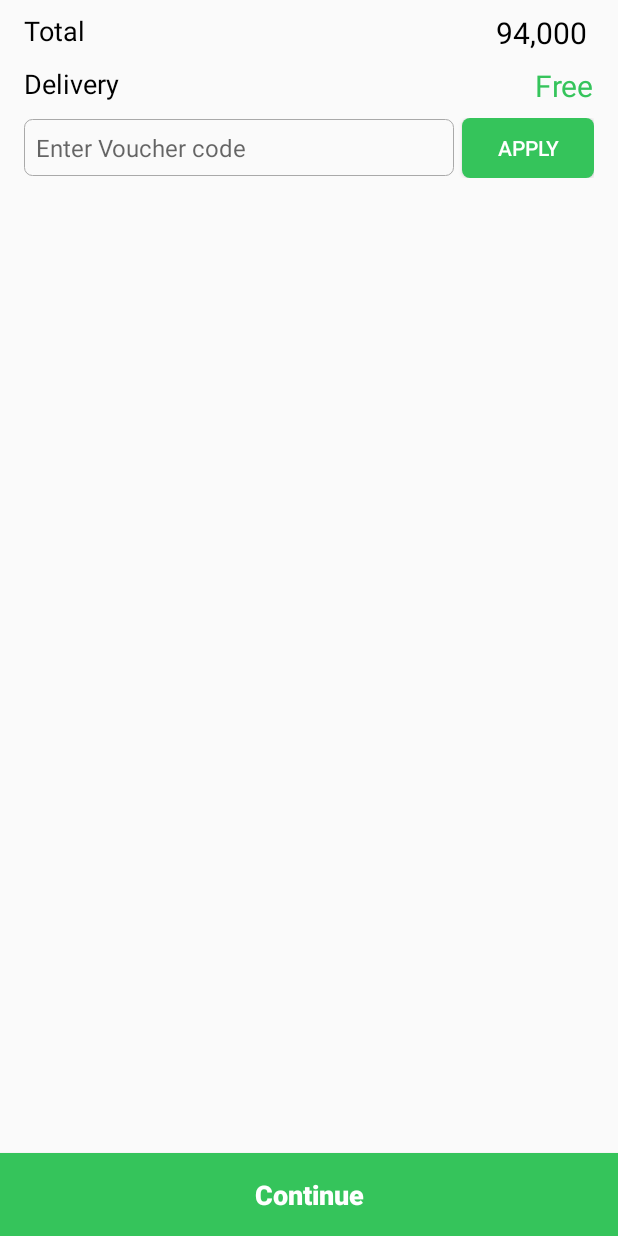
After one commit to Aniket6055/E-Commerce, an Android app: the CartActivity screen opened directly, with no data from a screen before it, on a phone screen of 412 x 824 dp. The commit adds this screen. Run offline under Robolectric (Android 15) with nearby library versions, the phone set to English and light mode, and no system bars; Roboto replaces fonts that are not available here; 2 statements that could not run were skipped.

Commit message:
Add address, filter,Cart
Add address and cart completed , filter started

```diff
--- a/app/build.gradle
+++ b/app/build.gradle
@@ -36,8 +36,6 @@ dependencies {
     def lifecycle_version = "2.0.0"
     implementation "androidx.lifecycle:lifecycle-viewmodel:$lifecycle_version"
     implementation 'com.tbuonomo.andrui:viewpagerdotsindicator:3.0.3'
-    implementation 'com.github.polok:clicknumberpicker:0.1.2'
-
 
 
 }
--- /dev/null
+++ b/app/src/main/java/com/demo/ecommerceapp/view/activities/CartActivity.kt
@@ -0,0 +1,13 @@
+package com.demo.ecommerceapp.view.activities
+
+import androidx.appcompat.app.AppCompatActivity
+import android.os.Bundle
+import com.demo.ecommerceapp.R
+
+class CartActivity : AppCompatActivity() {
+
+    override fun onCreate(savedInstanceState: Bundle?) {
+        super.onCreate(savedInstanceState)
+        setContentView(R.layout.activity_cart)
+    }
+}
--- /dev/null
+++ b/app/src/main/res/drawable/btn_back_accent.xml
@@ -0,0 +1,7 @@
+<?xml version="1.0" encoding="utf-8"?>
+<shape xmlns:android="http://schemas.android.com/apk/res/android">
+
+
+	<solid android:color="@color/colorAccent"/>
+	<corners android:radius="@dimen/size_5_dp"/>
+</shape>
--- /dev/null
+++ b/app/src/main/res/drawable/et_promo_back.xml
@@ -0,0 +1,6 @@
+<?xml version="1.0" encoding="utf-8"?>
+<shape xmlns:android="http://schemas.android.com/apk/res/android">
+
+	<corners android:radius="@dimen/size_5_dp"/>
+	<stroke android:color="@color/grey" android:width="0.5dp"/>
+</shape>
--- /dev/null
+++ b/app/src/main/res/layout/activity_cart.xml
@@ -0,0 +1,124 @@
+<?xml version="1.0" encoding="utf-8"?>
+<RelativeLayout
+		xmlns:android="http://schemas.android.com/apk/res/android"
+		xmlns:tools="http://schemas.android.com/tools"
+		android:layout_width="match_parent"
+		android:layout_height="match_parent"
+		tools:context=".view.activities.CartActivity">
+
+
+	<androidx.recyclerview.widget.RecyclerView
+			android:id="@+id/rvCartList"
+			android:layout_width="match_parent"
+			android:layout_height="wrap_content"/>
+
+	<RelativeLayout
+			android:id="@+id/totalLayout"
+			android:layout_below="@+id/rvCartList"
+			android:layout_width="match_parent"
+			android:layout_marginLeft="@dimen/size_16_dp"
+			android:layout_marginRight="@dimen/size_16_dp"
+			android:layout_marginTop="@dimen/size_8_dp"
+			android:layout_marginBottom="@dimen/size_8_dp"
+			android:layout_height="wrap_content">
+
+
+		<com.demo.ecommerceapp.view.customviews.textview.LatoHeavyTextView
+				android:layout_width="wrap_content"
+				android:layout_height="wrap_content"
+				android:text="Total "
+				android:layout_alignParentLeft="true"
+				android:textSize="@dimen/size_18_sp"
+				android:textColor="@color/black"/>
+
+
+		<com.demo.ecommerceapp.view.customviews.textview.LatoHeavyTextView
+				android:layout_width="wrap_content"
+				android:layout_height="wrap_content"
+				android:text="94,000 "
+				android:layout_alignParentRight="true"
+				android:textSize="@dimen/size_20_dp"
+				android:textColor="@color/black"/>
+
+	</RelativeLayout>
+
+	<RelativeLayout
+			android:id="@+id/deliveryLayout"
+			android:layout_below="@+id/totalLayout"
+			android:layout_width="match_parent"
+			android:layout_marginLeft="@dimen/size_16_dp"
+			android:layout_marginRight="@dimen/size_16_dp"
+			android:layout_marginBottom="@dimen/size_8_dp"
+			android:layout_height="wrap_content">
+
+
+		<com.demo.ecommerceapp.view.customviews.textview.LatoHeavyTextView
+				android:layout_width="wrap_content"
+				android:layout_height="wrap_content"
+				android:text="Delivery "
+				android:layout_alignParentLeft="true"
+				android:textSize="@dimen/size_18_sp"
+				android:textColor="@color/black"/>
+
+
+		<com.demo.ecommerceapp.view.customviews.textview.LatoHeavyTextView
+				android:layout_width="wrap_content"
+				android:layout_height="wrap_content"
+				android:text="Free"
+				android:layout_alignParentRight="true"
+				android:textSize="@dimen/size_20_dp"
+				android:textColor="@color/colorAccent"/>
+
+	</RelativeLayout>
+
+
+	<LinearLayout
+			android:gravity="center_vertical"
+			android:id="@+id/promoCodeLayout"
+			android:layout_below="@+id/deliveryLayout"
+			android:layout_width="match_parent"
+			android:layout_marginLeft="@dimen/size_16_dp"
+			android:layout_marginRight="@dimen/size_16_dp"
+			android:layout_marginBottom="@dimen/size_8_dp"
+			android:layout_height="wrap_content">
+
+
+		<com.demo.ecommerceapp.view.customviews.editetxt.LatoHeavyEditText
+				android:layout_width="wrap_content"
+				android:layout_height="wrap_content"
+				android:hint="Enter Voucher code"
+				android:layout_weight="1"
+				android:padding="@dimen/size_8_dp"
+				android:layout_marginRight="@dimen/size_5_dp"
+				android:background="@drawable/et_promo_back"
+				android:layout_alignParentLeft="true"
+				android:textSize="@dimen/size_16_dp"
+				android:textColor="@color/black"/>
+
+
+		<Button
+				android:layout_width="wrap_content"
+				android:layout_height="40dp"
+				android:text="Apply"
+				android:padding="@dimen/size_5_dp"
+				android:background="@drawable/btn_back_accent"
+				android:layout_alignParentRight="true"
+				android:textSize="@dimen/size_14_dp"
+				android:textColor="@color/white"/>
+
+	</LinearLayout>
+
+
+	<Button
+			android:id="@+id/btnCartContinue"
+			android:text="Continue"
+			android:textAllCaps="false"
+			android:background="@color/colorAccent"
+			android:textColor="@color/white"
+			android:textSize="@dimen/size_18_sp"
+			android:textStyle="bold"
+			android:layout_alignParentBottom="true"
+			android:layout_width="match_parent"
+			android:layout_height="55dp"/>
+
+</RelativeLayout>
--- a/app/src/main/res/values/dimens.xml
+++ b/app/src/main/res/values/dimens.xml
@@ -27,5 +27,7 @@
 	<dimen name="size_22_sp">22dp</dimen>
 	<dimen name="size_24_dp">24dp</dimen>
 	<dimen name="size_35_dp">35dp</dimen>
+	<dimen name="size_3_dp">3dp</dimen>
+	<dimen name="size_12_dp">12dp</dimen>
 
 </resources>
```
Also changed, not shown: app/src/main/AndroidManifest.xml (+10 -5 lines), app/src/main/java/com/demo/ecommerceapp/view/activities/AddressActivity.kt (added, +23 -0 lines), app/src/main/java/com/demo/ecommerceapp/view/activities/FilterActivity.kt (added, +13 -0 lines), app/src/main/java/com/demo/ecommerceapp/view/adapters/AddressRVAdapter.kt (added, +34 -0 lines), app/src/main/res/drawable/layout_number_picker_back.xml (added, +9 -0 lines), app/src/main/res/layout/activity_address.xml (added, +43 -0 lines), app/src/main/res/layout/activity_filter.xml (added, +21 -0 lines), app/src/main/res/layout/address_list_item.xml (added, +55 -0 lines), app/src/main/res/layout/cart_item.xml (+55 -24 lines).
